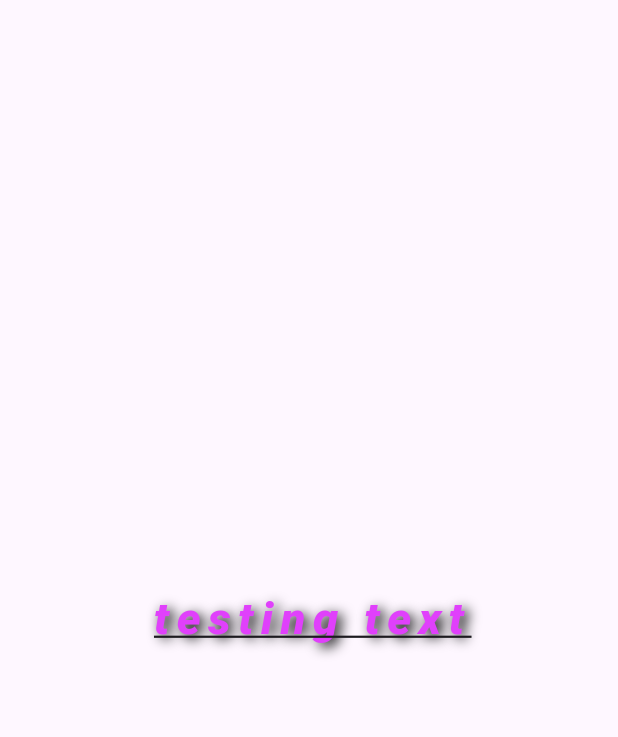
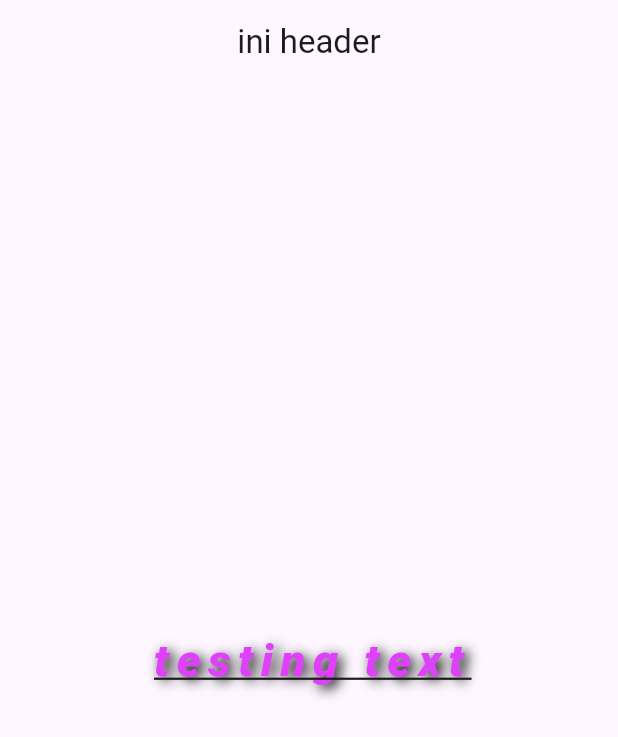
Before and after one commit to DhaniKWP/flutter-playground-3, a Flutter app: the screen it shows after launch, on a phone screen of 412 x 824 dp. Shown: the top 737 px of the screen. Run offline on Flutter 3.47's test engine with Material 3 defaults, Android fonts, the phone set to English and light mode, and no system bars; Roboto replaces fonts that are missing (Arial).

Commit message:
buat header

```diff
--- a/lib/main.dart
+++ b/lib/main.dart
@@ -9,9 +9,13 @@ class MyApp extends StatelessWidget {
 
   @override
   Widget build(BuildContext context) {
-    return const MaterialApp(
+    return MaterialApp(
       debugShowCheckedModeBanner: false,
       home: Scaffold(
+        appBar: AppBar(
+          title: Text("ini header"),
+          centerTitle: true,
+        ),
         body: Center(
           child: BasicTextWidget(),
         ),
```
